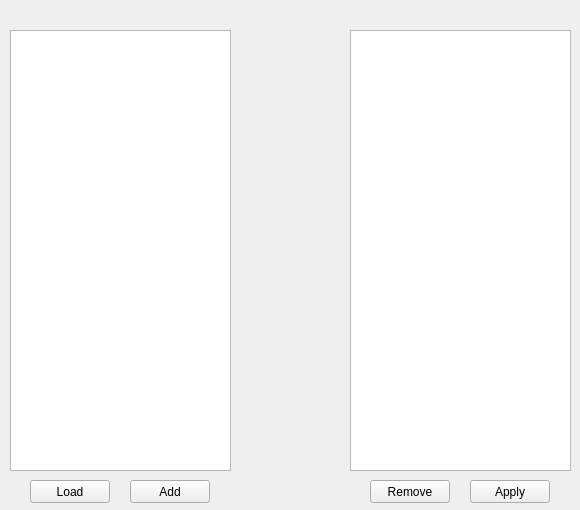
Before: the Qt Designer form ui/simulation.ui in Somhammer/ProtonTherapy, drawn with Qt 5.
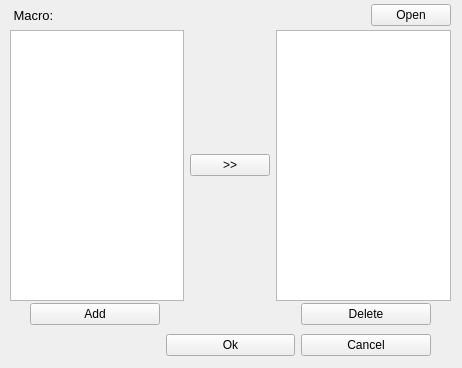
After: the same form once the commit is applied. Icons and pictures are not drawn.

Diff of the .ui file:
```diff
--- a/ui/simulation.ui
+++ b/ui/simulation.ui
@@ -6,20 +6,26 @@
    <rect>
     <x>0</x>
     <y>0</y>
-    <width>580</width>
-    <height>510</height>
+    <width>462</width>
+    <height>368</height>
    </rect>
   </property>
+  <property name="sizePolicy">
+   <sizepolicy hsizetype="Fixed" vsizetype="Fixed">
+    <horstretch>0</horstretch>
+    <verstretch>0</verstretch>
+   </sizepolicy>
+  </property>
   <property name="minimumSize">
    <size>
-    <width>580</width>
-    <height>510</height>
+    <width>462</width>
+    <height>368</height>
    </size>
   </property>
   <property name="maximumSize">
    <size>
-    <width>580</width>
-    <height>510</height>
+    <width>800</width>
+    <height>800</height>
    </size>
   </property>
   <property name="windowTitle">
@@ -29,77 +35,110 @@
    <iconset>
     <normaloff>../icons/ncc.png</normaloff>../icons/ncc.png</iconset>
   </property>
-  <widget class="QPushButton" name="pushAdd">
-   <property name="geometry">
-    <rect>
-     <x>130</x>
-     <y>480</y>
-     <width>80</width>
-     <height>23</height>
-    </rect>
-   </property>
-   <property name="text">
-    <string>Add</string>
-   </property>
-  </widget>
-  <widget class="QPushButton" name="pushRemove">
-   <property name="geometry">
-    <rect>
-     <x>370</x>
-     <y>480</y>
-     <width>80</width>
-     <height>23</height>
-    </rect>
-   </property>
-   <property name="text">
-    <string>Remove</string>
-   </property>
-  </widget>
-  <widget class="QListView" name="listAvailable">
+  <widget class="QWidget" name="horizontalLayoutWidget">
    <property name="geometry">
     <rect>
      <x>10</x>
      <y>30</y>
-     <width>221</width>
-     <height>441</height>
+     <width>441</width>
+     <height>271</height>
     </rect>
    </property>
+   <layout class="QHBoxLayout" name="horizontalLayout">
+    <item>
+     <widget class="QListWidget" name="listAvailable"/>
+    </item>
+    <item>
+     <widget class="QPushButton" name="pushAdd2">
+      <property name="text">
+       <string>&gt;&gt;</string>
+      </property>
+     </widget>
+    </item>
+    <item>
+     <widget class="QListWidget" name="listAdded"/>
+    </item>
+   </layout>
   </widget>
-  <widget class="QPushButton" name="pushApply">
-   <property name="geometry">
-    <rect>
-     <x>470</x>
-     <y>480</y>
-     <width>80</width>
-     <height>23</height>
-    </rect>
-   </property>
-   <property name="text">
-    <string>Apply</string>
-   </property>
-  </widget>
-  <widget class="QListView" name="listApplied">
-   <property name="geometry">
-    <rect>
-     <x>350</x>
-     <y>30</y>
-     <width>221</width>
-     <height>441</height>
-    </rect>
-   </property>
-  </widget>
-  <widget class="QPushButton" name="pushLoad">
+  <widget class="QWidget" name="gridLayoutWidget">
    <property name="geometry">
     <rect>
      <x>30</x>
-     <y>480</y>
-     <width>80</width>
-     <height>23</height>
+     <y>300</y>
+     <width>401</width>
+     <height>61</height>
     </rect>
    </property>
-   <property name="text">
-    <string>Load</string>
+   <layout class="QGridLayout" name="gridLayout">
+    <item row="0" column="0">
+     <widget class="QPushButton" name="pushAdd">
+      <property name="text">
+       <string>Add</string>
+      </property>
+     </widget>
+    </item>
+    <item row="1" column="2">
+     <widget class="QPushButton" name="pushCancel">
+      <property name="text">
+       <string>Cancel</string>
+      </property>
+     </widget>
+    </item>
+    <item row="0" column="2">
+     <widget class="QPushButton" name="pushDelete">
+      <property name="text">
+       <string>Delete</string>
+      </property>
+     </widget>
+    </item>
+    <item row="1" column="1">
+     <widget class="QPushButton" name="pushOk">
+      <property name="text">
+       <string>Ok</string>
+      </property>
+     </widget>
+    </item>
+   </layout>
+  </widget>
+  <widget class="QWidget" name="horizontalLayoutWidget_2">
+   <property name="geometry">
+    <rect>
+     <x>10</x>
+     <y>0</y>
+     <width>441</width>
+     <height>31</height>
+    </rect>
    </property>
+   <layout class="QHBoxLayout" name="horizontalLayout_2">
+    <property name="sizeConstraint">
+     <enum>QLayout::SetNoConstraint</enum>
+    </property>
+    <item>
+     <widget class="QLabel" name="labelMacro">
+      <property name="font">
+       <font>
+        <pointsize>10</pointsize>
+       </font>
+      </property>
+      <property name="text">
+       <string> Macro:</string>
+      </property>
+     </widget>
+    </item>
+    <item>
+     <widget class="QPushButton" name="pushOpen">
+      <property name="sizePolicy">
+       <sizepolicy hsizetype="Fixed" vsizetype="Fixed">
+        <horstretch>0</horstretch>
+        <verstretch>0</verstretch>
+       </sizepolicy>
+      </property>
+      <property name="text">
+       <string>Open</string>
+      </property>
+     </widget>
+    </item>
+   </layout>
   </widget>
  </widget>
  <resources/>
```
